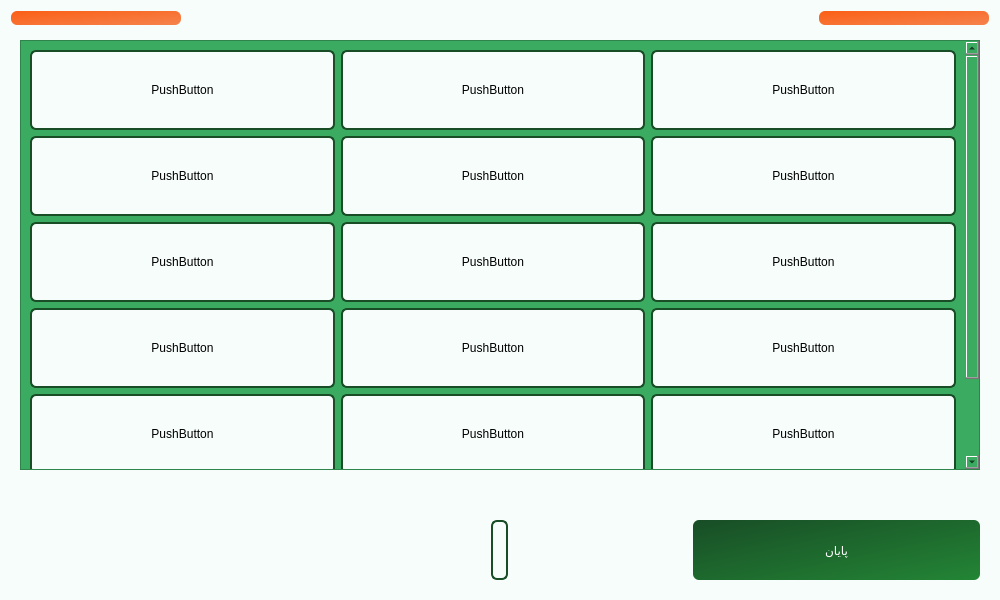
Farazist/raspberrypi-app, file main.ui: the form before one commit.
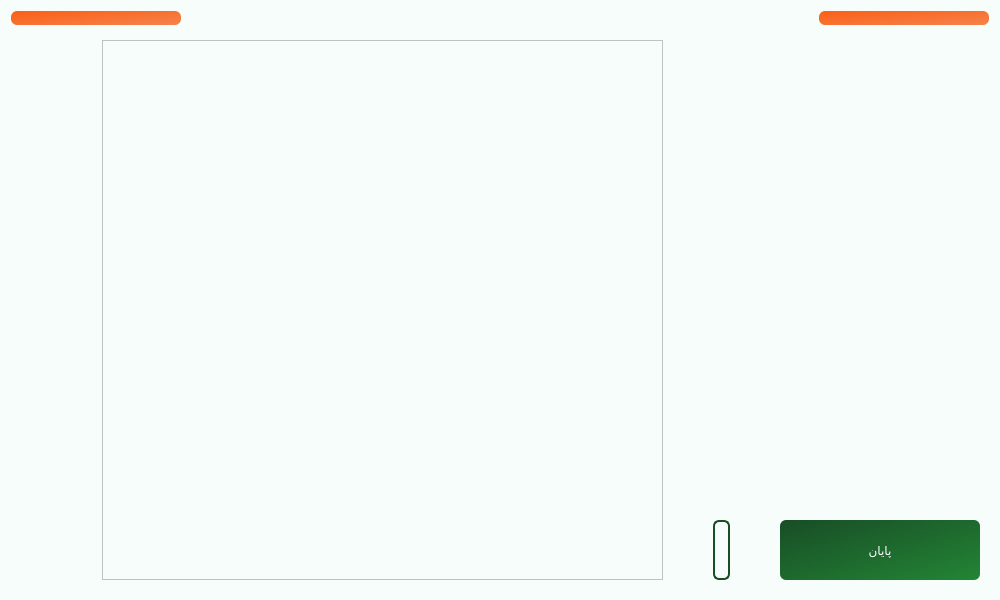
The form after the commit. The open tabs and pages were chosen to show the change. Icons and pictures are not drawn.

Patch:
```diff
--- a/main.ui
+++ b/main.ui
@@ -1762,407 +1762,6 @@
        <property name="spacing">
         <number>50</number>
        </property>
-       <item>
-        <widget class="QScrollArea" name="scrollArea">
-         <property name="styleSheet">
-          <string notr="true">background-color: rgb(59, 171, 97);
-</string>
-         </property>
-         <property name="widgetResizable">
-          <bool>true</bool>
-         </property>
-         <widget class="QWidget" name="ManualDeliveryScrollArea">
-          <property name="geometry">
-           <rect>
-            <x>0</x>
-            <y>0</y>
-            <width>948</width>
-            <height>528</height>
-           </rect>
-          </property>
-          <layout class="QGridLayout" name="gridLayout_4">
-           <item row="1" column="1">
-            <widget class="QPushButton" name="pushButton_4">
-             <property name="minimumSize">
-              <size>
-               <width>0</width>
-               <height>80</height>
-              </size>
-             </property>
-             <property name="styleSheet">
-              <string notr="true">QPushButton { background-color:   rgb(246, 253, 250)} 
-QPushButton:pressed { background-color:  #9caf9f} 
-QPushButton { color:   rgb(0, 0, 0)} 
-QPushButton {border: 2px solid #184d26} 
-QPushButton {border-radius: 6px}
-QPushButton {font: 18pt &quot;IRANSans&quot;}</string>
-             </property>
-             <property name="text">
-              <string>PushButton</string>
-             </property>
-            </widget>
-           </item>
-           <item row="4" column="2">
-            <widget class="QPushButton" name="pushButton_18">
-             <property name="minimumSize">
-              <size>
-               <width>0</width>
-               <height>80</height>
-              </size>
-             </property>
-             <property name="styleSheet">
-              <string notr="true">QPushButton { background-color:   rgb(246, 253, 250)} 
-QPushButton:pressed { background-color:  #9caf9f} 
-QPushButton { color:   rgb(0, 0, 0)} 
-QPushButton {border: 2px solid #184d26} 
-QPushButton {border-radius: 6px}
-QPushButton {font: 18pt &quot;IRANSans&quot;}</string>
-             </property>
-             <property name="text">
-              <string>PushButton</string>
-             </property>
-            </widget>
-           </item>
-           <item row="1" column="2">
-            <widget class="QPushButton" name="pushButton_8">
-             <property name="minimumSize">
-              <size>
-               <width>0</width>
-               <height>80</height>
-              </size>
-             </property>
-             <property name="styleSheet">
-              <string notr="true">QPushButton { background-color:   rgb(246, 253, 250)} 
-QPushButton:pressed { background-color:  #9caf9f} 
-QPushButton { color:   rgb(0, 0, 0)} 
-QPushButton {border: 2px solid #184d26} 
-QPushButton {border-radius: 6px}
-QPushButton {font: 18pt &quot;IRANSans&quot;}</string>
-             </property>
-             <property name="text">
-              <string>PushButton</string>
-             </property>
-            </widget>
-           </item>
-           <item row="2" column="1">
-            <widget class="QPushButton" name="pushButton_5">
-             <property name="minimumSize">
-              <size>
-               <width>0</width>
-               <height>80</height>
-              </size>
-             </property>
-             <property name="styleSheet">
-              <string notr="true">QPushButton { background-color:   rgb(246, 253, 250)} 
-QPushButton:pressed { background-color:  #9caf9f} 
-QPushButton { color:   rgb(0, 0, 0)} 
-QPushButton {border: 2px solid #184d26} 
-QPushButton {border-radius: 6px}
-QPushButton {font: 18pt &quot;IRANSans&quot;}</string>
-             </property>
-             <property name="text">
-              <string>PushButton</string>
-             </property>
-            </widget>
-           </item>
-           <item row="3" column="1">
-            <widget class="QPushButton" name="pushButton_7">
-             <property name="minimumSize">
-              <size>
-               <width>0</width>
-               <height>80</height>
-              </size>
-             </property>
-             <property name="styleSheet">
-              <string notr="true">QPushButton { background-color:   rgb(246, 253, 250)} 
-QPushButton:pressed { background-color:  #9caf9f} 
-QPushButton { color:   rgb(0, 0, 0)} 
-QPushButton {border: 2px solid #184d26} 
-QPushButton {border-radius: 6px}
-QPushButton {font: 18pt &quot;IRANSans&quot;}</string>
-             </property>
-             <property name="text">
-              <string>PushButton</string>
-             </property>
-            </widget>
-           </item>
-           <item row="2" column="0">
-            <widget class="QPushButton" name="pushButton_13">
-             <property name="minimumSize">
-              <size>
-               <width>0</width>
-               <height>80</height>
-              </size>
-             </property>
-             <property name="styleSheet">
-              <string notr="true">QPushButton { background-color:   rgb(246, 253, 250)} 
-QPushButton:pressed { background-color:  #9caf9f} 
-QPushButton { color:   rgb(0, 0, 0)} 
-QPushButton {border: 2px solid #184d26} 
-QPushButton {border-radius: 6px}
-QPushButton {font: 18pt &quot;IRANSans&quot;}</string>
-             </property>
-             <property name="text">
-              <string>PushButton</string>
-             </property>
-            </widget>
-           </item>
-           <item row="4" column="0">
-            <widget class="QPushButton" name="pushButton_16">
-             <property name="minimumSize">
-              <size>
-               <width>0</width>
-               <height>80</height>
-              </size>
-             </property>
-             <property name="styleSheet">
-              <string notr="true">QPushButton { background-color:   rgb(246, 253, 250)} 
-QPushButton:pressed { background-color:  #9caf9f} 
-QPushButton { color:   rgb(0, 0, 0)} 
-QPushButton {border: 2px solid #184d26} 
-QPushButton {border-radius: 6px}
-QPushButton {font: 18pt &quot;IRANSans&quot;}</string>
-             </property>
-             <property name="text">
-              <string>PushButton</string>
-             </property>
-            </widget>
-           </item>
-           <item row="0" column="1">
-            <widget class="QPushButton" name="pushButton_3">
-             <property name="minimumSize">
-              <size>
-               <width>0</width>
-               <height>80</height>
-              </size>
-             </property>
-             <property name="styleSheet">
-              <string notr="true">QPushButton { background-color:   rgb(246, 253, 250)} 
-QPushButton:pressed { background-color:  #9caf9f} 
-QPushButton { color:   rgb(0, 0, 0)} 
-QPushButton {border: 2px solid #184d26} 
-QPushButton {border-radius: 6px}
-QPushButton {font: 18pt &quot;IRANSans&quot;}</string>
-             </property>
-             <property name="text">
-              <string>PushButton</string>
-             </property>
-            </widget>
-           </item>
-           <item row="4" column="1">
-            <widget class="QPushButton" name="pushButton_17">
-             <property name="minimumSize">
-              <size>
-               <width>0</width>
-               <height>80</height>
-              </size>
-             </property>
-             <property name="styleSheet">
-              <string notr="true">QPushButton { background-color:   rgb(246, 253, 250)} 
-QPushButton:pressed { background-color:  #9caf9f} 
-QPushButton { color:   rgb(0, 0, 0)} 
-QPushButton {border: 2px solid #184d26} 
-QPushButton {border-radius: 6px}
-QPushButton {font: 18pt &quot;IRANSans&quot;}</string>
-             </property>
-             <property name="text">
-              <string>PushButton</string>
-             </property>
-            </widget>
-           </item>
-           <item row="0" column="0">
-            <widget class="QPushButton" name="pushButton_11">
-             <property name="minimumSize">
-              <size>
-               <width>0</width>
-               <height>80</height>
-              </size>
-             </property>
-             <property name="styleSheet">
-              <string notr="true">QPushButton { background-color:   rgb(246, 253, 250)} 
-QPushButton:pressed { background-color:  #9caf9f} 
-QPushButton { color:   rgb(0, 0, 0)} 
-QPushButton {border: 2px solid #184d26} 
-QPushButton {border-radius: 6px}
-QPushButton {font: 18pt &quot;IRANSans&quot;}</string>
-             </property>
-             <property name="text">
-              <string>PushButton</string>
-             </property>
-            </widget>
-           </item>
-           <item row="3" column="0">
-            <widget class="QPushButton" name="pushButton_14">
-             <property name="minimumSize">
-              <size>
-               <width>0</width>
-               <height>80</height>
-              </size>
-             </property>
-             <property name="styleSheet">
-              <string notr="true">QPushButton { background-color:   rgb(246, 253, 250)} 
-QPushButton:pressed { background-color:  #9caf9f} 
-QPushButton { color:   rgb(0, 0, 0)} 
-QPushButton {border: 2px solid #184d26} 
-QPushButton {border-radius: 6px}
-QPushButton {font: 18pt &quot;IRANSans&quot;}</string>
-             </property>
-             <property name="text">
-              <string>PushButton</string>
-             </property>
-            </widget>
-           </item>
-           <item row="3" column="2">
-            <widget class="QPushButton" name="pushButton_10">
-             <property name="minimumSize">
-              <size>
-               <width>0</width>
-               <height>80</height>
-              </size>
-             </property>
-             <property name="styleSheet">
-              <string notr="true">QPushButton { background-color:   rgb(246, 253, 250)} 
-QPushButton:pressed { background-color:  #9caf9f} 
-QPushButton { color:   rgb(0, 0, 0)} 
-QPushButton {border: 2px solid #184d26} 
-QPushButton {border-radius: 6px}
-QPushButton {font: 18pt &quot;IRANSans&quot;}</string>
-             </property>
-             <property name="text">
-              <string>PushButton</string>
-             </property>
-            </widget>
-           </item>
-           <item row="0" column="2">
-            <widget class="QPushButton" name="pushButton_2">
-             <property name="minimumSize">
-              <size>
-               <width>0</width>
-               <height>80</height>
-              </size>
-             </property>
-             <property name="styleSheet">
-              <string notr="true">QPushButton { background-color:   rgb(246, 253, 250)} 
-QPushButton:pressed { background-color:  #9caf9f} 
-QPushButton { color:   rgb(0, 0, 0)} 
-QPushButton {border: 2px solid #184d26} 
-QPushButton {border-radius: 6px}
-QPushButton {font: 18pt &quot;IRANSans&quot;}</string>
-             </property>
-             <property name="text">
-              <string>PushButton</string>
-             </property>
-            </widget>
-           </item>
-           <item row="2" column="2">
-            <widget class="QPushButton" name="pushButton_9">
-             <property name="minimumSize">
-              <size>
-               <width>0</width>
-               <height>80</height>
-              </size>
-             </property>
-             <property name="styleSheet">
-              <string notr="true">QPushButton { background-color:   rgb(246, 253, 250)} 
-QPushButton:pressed { background-color:  #9caf9f} 
-QPushButton { color:   rgb(0, 0, 0)} 
-QPushButton {border: 2px solid #184d26} 
-QPushButton {border-radius: 6px}
-QPushButton {font: 18pt &quot;IRANSans&quot;}</string>
-             </property>
-             <property name="text">
-              <string>PushButton</string>
-             </property>
-            </widget>
-           </item>
-           <item row="1" column="0">
-            <widget class="QPushButton" name="pushButton_12">
-             <property name="minimumSize">
-              <size>
-               <width>0</width>
-               <height>80</height>
-              </size>
-             </property>
-             <property name="styleSheet">
-              <string notr="true">QPushButton { background-color:   rgb(246, 253, 250)} 
-QPushButton:pressed { background-color:  #9caf9f} 
-QPushButton { color:   rgb(0, 0, 0)} 
-QPushButton {border: 2px solid #184d26} 
-QPushButton {border-radius: 6px}
-QPushButton {font: 18pt &quot;IRANSans&quot;}</string>
-             </property>
-             <property name="text">
-              <string>PushButton</string>
-             </property>
-            </widget>
-           </item>
-           <item row="5" column="0">
-            <widget class="QPushButton" name="pushButton_19">
-             <property name="minimumSize">
-              <size>
-               <width>0</width>
-               <height>80</height>
-              </size>
-             </property>
-             <property name="styleSheet">
-              <string notr="true">QPushButton { background-color:   rgb(246, 253, 250)} 
-QPushButton:pressed { background-color:  #9caf9f} 
-QPushButton { color:   rgb(0, 0, 0)} 
-QPushButton {border: 2px solid #184d26} 
-QPushButton {border-radius: 6px}
-QPushButton {font: 18pt &quot;IRANSans&quot;}</string>
-             </property>
-             <property name="text">
-              <string>PushButton</string>
-             </property>
-            </widget>
-           </item>
-           <item row="5" column="1">
-            <widget class="QPushButton" name="pushButton_20">
-             <property name="minimumSize">
-              <size>
-               <width>0</width>
-               <height>80</height>
-              </size>
-             </property>
-             <property name="styleSheet">
-              <string notr="true">QPushButton { background-color:   rgb(246, 253, 250)} 
-QPushButton:pressed { background-color:  #9caf9f} 
-QPushButton { color:   rgb(0, 0, 0)} 
-QPushButton {border: 2px solid #184d26} 
-QPushButton {border-radius: 6px}
-QPushButton {font: 18pt &quot;IRANSans&quot;}</string>
-             </property>
-             <property name="text">
-              <string>PushButton</string>
-             </property>
-            </widget>
-           </item>
-           <item row="5" column="2">
-            <widget class="QPushButton" name="pushButton_21">
-             <property name="minimumSize">
-              <size>
-               <width>0</width>
-               <height>80</height>
-              </size>
-             </property>
-             <property name="styleSheet">
-              <string notr="true">QPushButton { background-color:   rgb(246, 253, 250)} 
-QPushButton:pressed { background-color:  #9caf9f} 
-QPushButton { color:   rgb(0, 0, 0)} 
-QPushButton {border: 2px solid #184d26} 
-QPushButton {border-radius: 6px}
-QPushButton {font: 18pt &quot;IRANSans&quot;}</string>
-             </property>
-             <property name="text">
-              <string>PushButton</string>
-             </property>
-            </widget>
-           </item>
-          </layout>
-         </widget>
-        </widget>
-       </item>
        <item>
         <layout class="QHBoxLayout" name="horizontalLayout_14">
          <item alignment="Qt::AlignLeft|Qt::AlignBottom">
@@ -2188,6 +1787,23 @@
            </property>
           </widget>
          </item>
+         <item>
+          <widget class="QScrollArea" name="scrollAreaManual">
+           <property name="widgetResizable">
+            <bool>true</bool>
+           </property>
+           <widget class="QWidget" name="scrollAreaWidgetContents_2">
+            <property name="geometry">
+             <rect>
+              <x>0</x>
+              <y>0</y>
+              <width>663</width>
+              <height>456</height>
+             </rect>
+            </property>
+           </widget>
+          </widget>
+         </item>
          <item alignment="Qt::AlignHCenter|Qt::AlignBottom">
           <widget class="QLabel" name="label_14">
            <property name="minimumSize">
```
Left out of the diff: 2 changed lines with no effect on the pictures.
